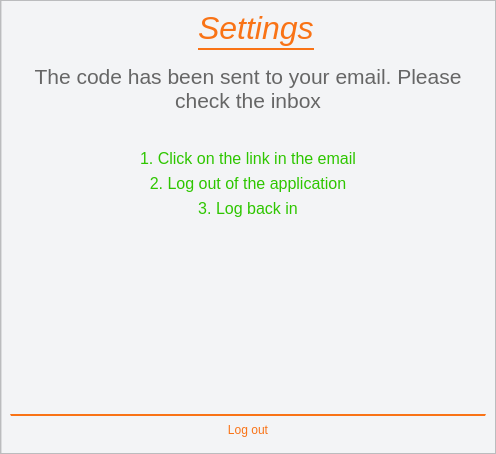
Above: settingspanel.ui from Ph4sm4/FinelogApp before the change. Below: the same form after it.
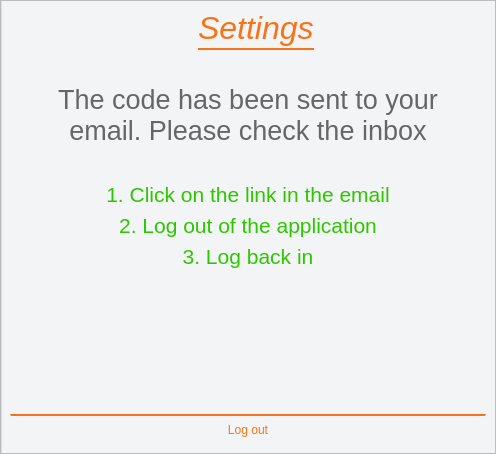
That is the form after the change. The open tabs and pages were chosen to show the change. Icons and pictures are not drawn.

Patch:
```diff
--- a/settingspanel.ui
+++ b/settingspanel.ui
@@ -324,11 +324,27 @@
         </widget>
         <widget class="QWidget" name="emailVerify2">
          <layout class="QVBoxLayout" name="verticalLayout_6">
+          <item>
+           <spacer name="verticalSpacer_25">
+            <property name="orientation">
+             <enum>Qt::Vertical</enum>
+            </property>
+            <property name="sizeType">
+             <enum>QSizePolicy::Fixed</enum>
+            </property>
+            <property name="sizeHint" stdset="0">
+             <size>
+              <width>20</width>
+              <height>20</height>
+             </size>
+            </property>
+           </spacer>
+          </item>
           <item>
            <widget class="QLabel" name="label_3">
             <property name="font">
              <font>
-              <pointsize>16</pointsize>
+              <pointsize>20</pointsize>
              </font>
             </property>
             <property name="styleSheet">
@@ -370,7 +386,7 @@
              <widget class="QLabel" name="label_4">
               <property name="font">
                <font>
-                <pointsize>12</pointsize>
+                <pointsize>16</pointsize>
                 <italic>false</italic>
                 <bold>false</bold>
                </font>
@@ -393,7 +409,7 @@
              <widget class="QLabel" name="label_5">
               <property name="font">
                <font>
-                <pointsize>12</pointsize>
+                <pointsize>16</pointsize>
                 <italic>false</italic>
                 <bold>false</bold>
                </font>
@@ -416,7 +432,7 @@
              <widget class="QLabel" name="label_6">
               <property name="font">
                <font>
-                <pointsize>12</pointsize>
+                <pointsize>16</pointsize>
                 <italic>false</italic>
                 <bold>false</bold>
                </font>
```
Left out of the diff: 114 changed lines with no effect on the pictures.
